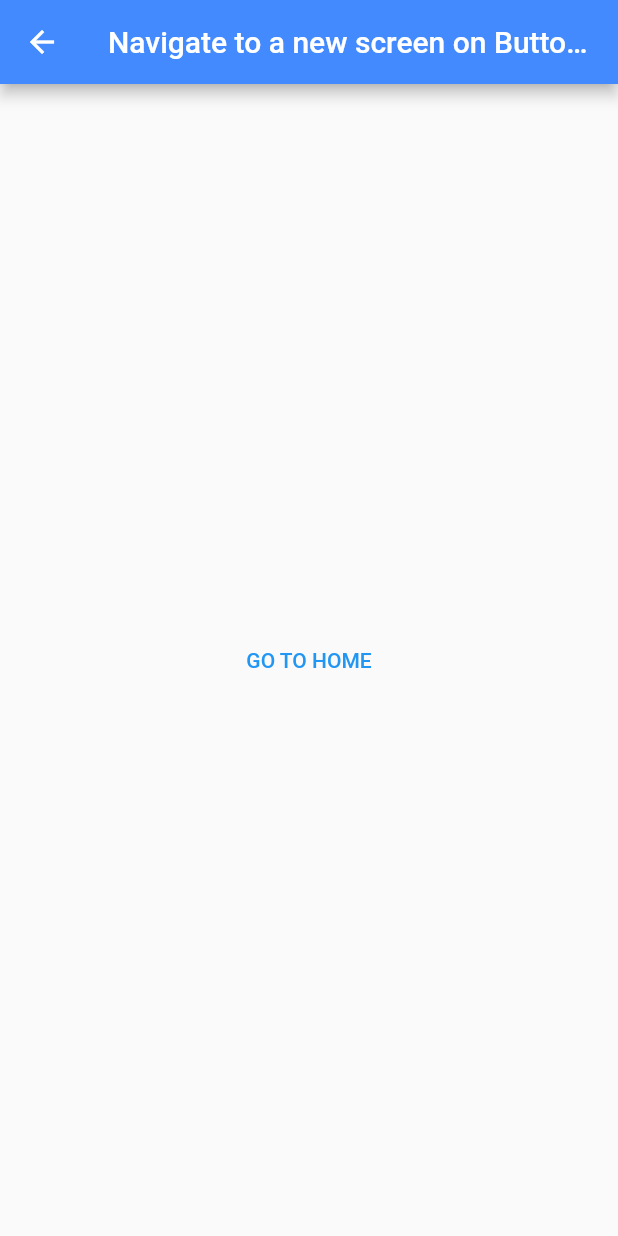
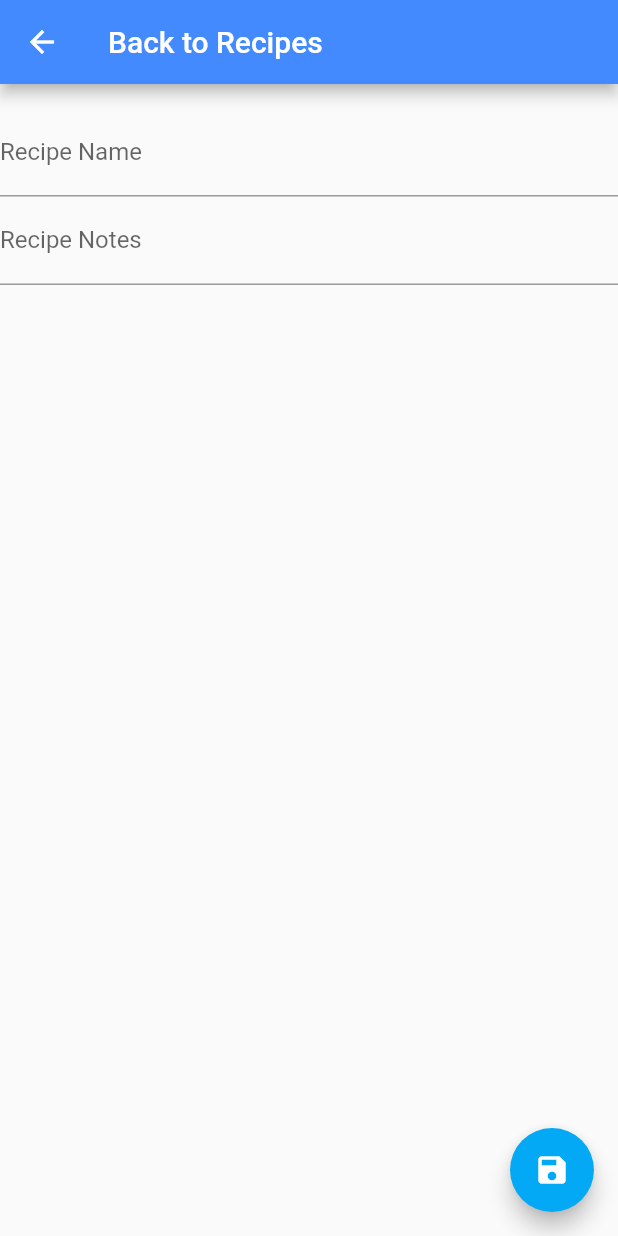
Before and after one commit to ViceSyndicate/my_recipes, a Flutter app: the RecipeFormPage screen opened directly, on a phone screen of 412 x 824 dp. Run offline on Flutter 3.47's test engine with Material 2 defaults, Android fonts, the phone set to English and light mode, and no system bars.

Commit message:
Working on recipe form

```diff
--- a/lib/vm_create_recipe.dart
+++ b/lib/vm_create_recipe.dart
@@ -2,26 +2,109 @@ import 'package:flutter/material.dart';
 import 'package:flutter/cupertino.dart';
 import 'package:my_recipes/model_recipe.dart';
 
-class RecipeFormPage extends StatefulWidget {
-  @override
-  _RecipeFormPageState createState() => _RecipeFormPageState();
-}
-
-class _RecipeFormPageState extends State<RecipeFormPage> {
+class RecipeFormPage extends StatelessWidget {
   @override
   Widget build(BuildContext context) {
     return Scaffold(
       appBar: AppBar(
-          title: const Text('Navigate to a new screen on Button click'),
+          title: const Text('Back to Recipes'),
           backgroundColor: Colors.blueAccent),
-      body: Center(
-        child: TextButton(
+      body: const MyCustomForm(),
+      floatingActionButton: FloatingActionButton(
           onPressed: () {
-            Navigator.pop(context);
+            // create_recipe page
+            Navigator.pop(
+              context,
+            );
           },
-          child: Text('GO TO HOME'),
-        ),
+          backgroundColor: Colors.lightBlue,
+          child: const Icon(Icons.save)),
+    );
+  }
+}
+
+// Create a Form widget.
+class MyCustomForm extends StatefulWidget {
+  const MyCustomForm({super.key});
+
+  @override
+  MyCustomFormState createState() {
+    return MyCustomFormState();
+  }
+}
+
+// Create a corresponding State class.
+// This class holds data related to the form.
+class MyCustomFormState extends State<MyCustomForm> {
+  // Create a global key that uniquely identifies the Form widget
+  // and allows validation of the form.
+  //
+  // Note: This is a GlobalKey<FormState>,
+  // not a GlobalKey<MyCustomFormState>.
+  final _formKey = GlobalKey<FormState>();
+
+  @override
+  Widget build(BuildContext context) {
+    // Build a Form widget using the _formKey created above.
+    return Form(
+      key: _formKey,
+      child: Column(
+        crossAxisAlignment: CrossAxisAlignment.start,
+        children: [
+          Padding(
+            padding: const EdgeInsets.all(8),
+          ),
+          TextFormField(
+            decoration: const InputDecoration(labelText: 'Recipe Name'),
+            // The validator receives the text that the user has entered.
+            validator: (value) {
+              if (value == null || value.isEmpty) {
+                return 'Please enter some text';
+              }
+              return null;
+            },
+          ),
+          TextFormField(
+            decoration: const InputDecoration(labelText: 'Recipe Notes'),
+            // The validator receives the text that the user has entered.
+            validator: (value) {
+              if (value == null || value.isEmpty) {
+                return 'Please enter some text';
+              }
+              return null;
+            },
+          ),
+        ],
       ),
     );
   }
 }
+
+
+//Navigator.pop(context);
+
+/*
+return Column(
+      crossAxisAlignment: CrossAxisAlignment.start,
+      children: <Widget>[
+        const Padding(
+          padding: EdgeInsets.symmetric(horizontal: 8, vertical: 16),
+          child: TextField(
+            decoration: InputDecoration(
+              border: OutlineInputBorder(),
+              hintText: 'Enter a search term',
+            ),
+          ),
+        ),
+        Padding(
+          padding: const EdgeInsets.symmetric(horizontal: 8, vertical: 16),
+          child: TextFormField(
+            decoration: const InputDecoration(
+              border: UnderlineInputBorder(),
+              labelText: 'Enter your username',
+            ),
+          ),
+        ),
+      ],
+    );
+*/
```
